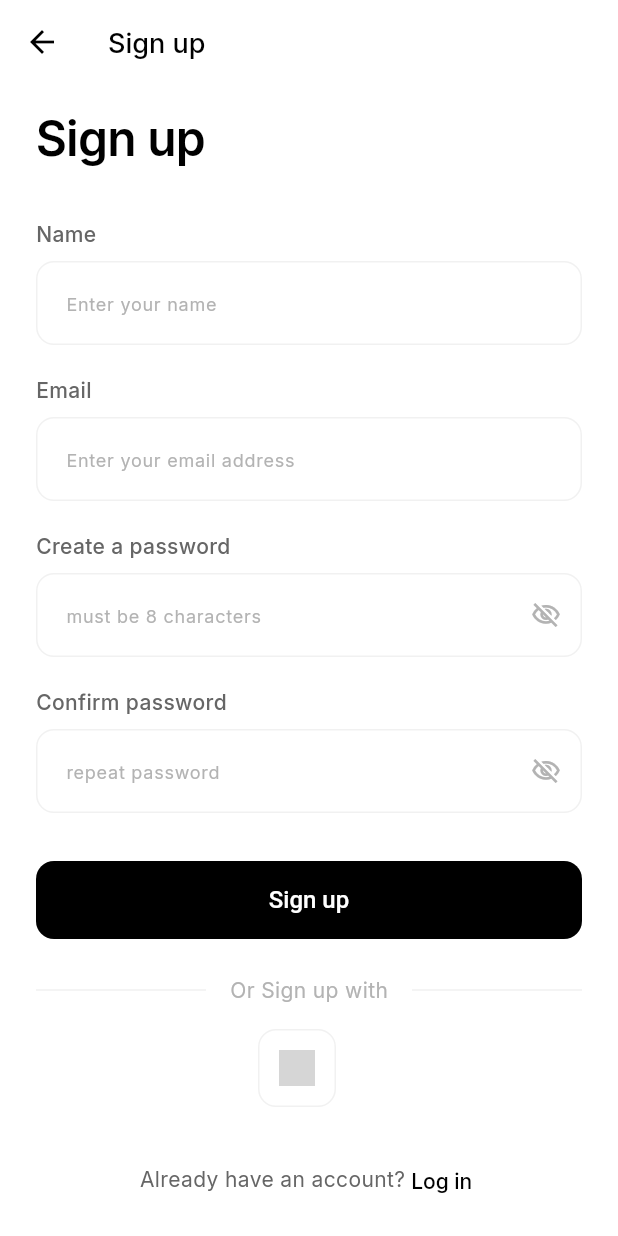
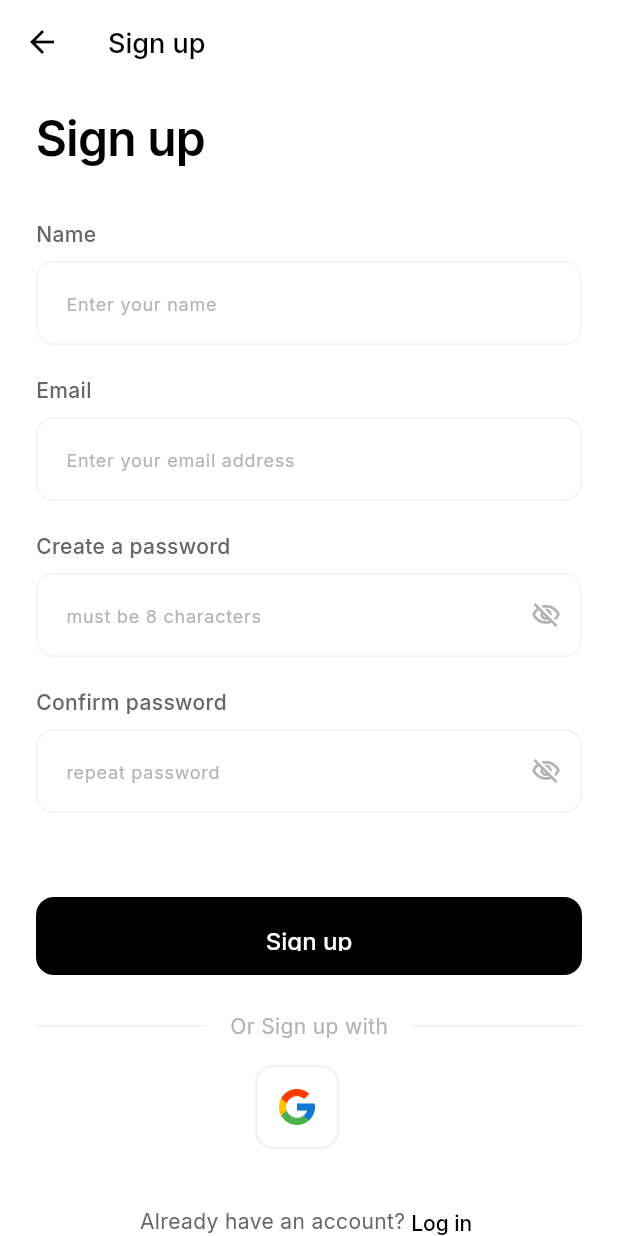
Before and after one commit to goodness273/spending-income-multi2, a Flutter app: the LoginScreen screen opened directly, after a tap on "Log in", after a tap on "Sign up", on a phone screen of 412 x 824 dp. Run offline on Flutter 3.47's test engine with Material 3 defaults, Android fonts, the phone set to English and light mode, and no system bars; our stand-ins replace cloud_firestore, firebase_auth, firebase_core, flutter_riverpod, google_fonts, google_sign_in and 2 more; accounts and stored records are empty; grey boxes are pictures that could not be loaded.

Commit message:
Implement Google sign-up button functionality

```diff
--- a/lib/screens/auth/login_screen.dart
+++ b/lib/screens/auth/login_screen.dart
@@ -21,6 +21,8 @@ class _LoginScreenState extends ConsumerState<LoginScreen> {
   bool _isLoading = false;
   String? _errorMessage;
   bool _obscurePassword = true;
+  bool _isGoogleLoading = false; // Loading state for Google
+  bool _isAppleLoading = false;  // Loading state for Apple
 
   @override
   void dispose() {
@@ -32,7 +34,7 @@ class _LoginScreenState extends ConsumerState<LoginScreen> {
   Future<void> _login() async {
     if (_formKey.currentState!.validate()) {
       setState(() {
-        _isLoading = true;
+        _isLoading = true; // Loading state for email/password
         _errorMessage = null;
       });
 
@@ -42,7 +44,7 @@ class _LoginScreenState extends ConsumerState<LoginScreen> {
           _emailController.text.trim(),
           _passwordController.text.trim(),
         );
-        // On success, AuthWrapper will handle navigation
+        // On success, AuthWrapper handles navigation
       } catch (e) {
         if (mounted) {
           setState(() {
@@ -55,6 +57,65 @@ class _LoginScreenState extends ConsumerState<LoginScreen> {
             _isLoading = false;
           });
         }
+      }
+    }
+  }
+
+  // --- Google Sign In Handler ---
+  Future<void> _signInWithGoogle() async {
+    setState(() {
+      _isGoogleLoading = true;
+      _errorMessage = null;
+    });
+    try {
+      final authNotifier = ref.read(authNotifierProvider.notifier);
+      await authNotifier.signInWithGoogle();
+      // On success, AuthWrapper handles navigation
+    } catch (e) {
+      if (mounted) {
+        setState(() {
+          _errorMessage = AuthErrorHandler.handleError(e);
+        });
+      }
+    } finally {
+      if (mounted) {
+        setState(() {
+          _isGoogleLoading = false;
+        });
+      }
+    }
+  }
+
+  // --- Apple Sign In Handler ---
+  Future<void> _signInWithApple() async {
+    // Important: Apple Sign In only works on iOS/macOS physical devices or simulators
+    // and requires additional setup in Xcode and Apple Developer Portal.
+    if (!Platform.isIOS && !Platform.isMacOS) {
+       ScaffoldMessenger.of(context).showSnackBar(
+        const SnackBar(content: Text('Apple Sign-In is only available on iOS and macOS.')),
+      );
+      return;
+    }
+
+    setState(() {
+      _isAppleLoading = true;
+      _errorMessage = null;
+    });
+    try {
+      final authNotifier = ref.read(authNotifierProvider.notifier);
+      await authNotifier.signInWithApple();
+      // On success, AuthWrapper handles navigation
+    } catch (e) {
+      if (mounted) {
+        setState(() {
+          _errorMessage = AuthErrorHandler.handleError(e);
+        });
+      }
+    } finally {
+      if (mounted) {
+        setState(() {
+          _isAppleLoading = false;
+        });
       }
     }
   }
@@ -248,13 +309,7 @@ class _LoginScreenState extends ConsumerState<LoginScreen> {
                       padding: const EdgeInsets.only(bottom: 16.0),
                       child: Text(
                         _errorMessage!,
-                        style: TextStyle(
-                          color:
-                              isDark
-                                  ? Colors.red.shade300
-                                  : Colors.red.shade700,
-                          fontSize: 14,
-                        ),
+                        style: TextStyle(color: Theme.of(context).colorScheme.error),
                         textAlign: TextAlign.center,
                       ),
                     ),
@@ -314,43 +369,46 @@ class _LoginScreenState extends ConsumerState<LoginScreen> {
                     children: [
                       // Google Sign In Button
                       OutlinedButton(
-                        onPressed: () {
-                          // TODO: Implement Google Sign In
-                          print('Google Sign In tapped');
-                          // ref.read(authNotifierProvider.notifier).signInWithGoogle();
-                        },
-                        style: AppTheme.getSecondaryButtonStyle(
-                          context,
-                        ), // Use secondary style
-                        child: Image.asset(
-                          'assets/images/google_logo.png', // TODO: Add google logo asset
-                          height: 24.0,
-                          width: 24.0,
-                        ),
+                        onPressed: _isGoogleLoading || _isAppleLoading ? null : _signInWithGoogle,
+                        style: AppTheme.getOutlinedSocialButtonStyle(context),
+                        child: _isGoogleLoading
+                            ? const SizedBox(
+                                height: 24.0,
+                                width: 24.0,
+                                child: CircularProgressIndicator(strokeWidth: 2.0),
+                              )
+                            : Image.asset('assets/images/google_logo.png', height: 24),
                       ),
                       const SizedBox(width: 16),
 
                       // Apple Sign In Button (Only show on iOS/macOS)
                       if (Platform.isIOS || Platform.isMacOS)
                         OutlinedButton(
-                          onPressed: () {
-                            // TODO: Implement Apple Sign In
-                            print('Apple Sign In tapped');
-                            // ref.read(authNotifierProvider.notifier).signInWithApple();
-                          },
-                          style: AppTheme.getSecondaryButtonStyle(
-                            context,
-                          ).copyWith(
-                            // Optional: Slightly different style for Apple?
-                            foregroundColor: MaterialStateProperty.all(
-                              AppTheme.getPrimaryTextColor(isDark),
-                            ),
+                          onPressed: _isGoogleLoading || _isAppleLoading ? null : _signInWithApple,
+                          style: AppTheme.getOutlinedSocialButtonStyle(context).copyWith(
+                             backgroundColor: MaterialStateProperty.resolveWith<Color?>((states) {
+                                return Theme.of(context).brightness == Brightness.dark ? Colors.white : Colors.black;
+                             }),
+                             foregroundColor: MaterialStateProperty.resolveWith<Color?>((states) {
+                                return Theme.of(context).brightness == Brightness.dark ? Colors.black : Colors.white;
+                             }),
                           ),
-                          child: Icon(
-                            Icons.apple, // Use Apple icon
-                            size: 28.0, // Slightly larger icon
-                            color: AppTheme.getPrimaryTextColor(isDark),
-                          ),
+                          child: _isAppleLoading
+                              ? SizedBox(
+                                  height: 24.0,
+                                  width: 24.0,
+                                  child: CircularProgressIndicator(
+                                    strokeWidth: 2.0,
+                                    valueColor: AlwaysStoppedAnimation<Color>(
+                                      Theme.of(context).brightness == Brightness.dark ? Colors.black : Colors.white,
+                                    ),
+                                  ),
+                                )
+                              : Icon(
+                                  Icons.apple, // Using a generic Apple icon
+                                  size: 28, // Slightly larger to match visual weight
+                                  color: Theme.of(context).brightness == Brightness.dark ? Colors.black : Colors.white,
+                                ),
                         ),
                     ],
                   ),
--- a/lib/screens/auth/register_screen.dart
+++ b/lib/screens/auth/register_screen.dart
@@ -21,6 +21,8 @@ class _RegisterScreenState extends ConsumerState<RegisterScreen> {
   final _passwordController = TextEditingController();
   final _confirmPasswordController = TextEditingController();
   bool _isLoading = false;
+  bool _isGoogleLoading = false;
+  bool _isAppleLoading = false;
   String? _errorMessage;
   bool _obscurePassword = true;
   bool _obscureConfirmPassword = true;
@@ -65,6 +67,63 @@ class _RegisterScreenState extends ConsumerState<RegisterScreen> {
             _isLoading = false;
           });
         }
+      }
+    }
+  }
+
+  Future<void> _signUpWithGoogle() async {
+    setState(() {
+      _isGoogleLoading = true;
+      _errorMessage = null;
+    });
+
+    try {
+      final authNotifier = ref.read(authNotifierProvider.notifier);
+      await authNotifier.signInWithGoogle();
+      // On success, AuthWrapper handles navigation
+    } catch (e) {
+      if (mounted) {
+        setState(() {
+          _errorMessage = AuthErrorHandler.handleError(e);
+        });
+      }
+    } finally {
+      if (mounted) {
+        setState(() {
+          _isGoogleLoading = false;
+        });
+      }
+    }
+  }
+
+  Future<void> _signUpWithApple() async {
+    if (!Platform.isIOS && !Platform.isMacOS) {
+      ScaffoldMessenger.of(context).showSnackBar(
+        const SnackBar(content: Text('Apple Sign-In is only available on iOS and macOS.')),
+      );
+      return;
+    }
+
+    setState(() {
+      _isAppleLoading = true;
+      _errorMessage = null;
+    });
+
+    try {
+      final authNotifier = ref.read(authNotifierProvider.notifier);
+      await authNotifier.signInWithApple();
+      // On success, AuthWrapper handles navigation
+    } catch (e) {
+      if (mounted) {
+        setState(() {
+          _errorMessage = AuthErrorHandler.handleError(e);
+        });
+      }
+    } finally {
+      if (mounted) {
+        setState(() {
+          _isAppleLoading = false;
+        });
       }
     }
   }
@@ -291,47 +350,41 @@ class _RegisterScreenState extends ConsumerState<RegisterScreen> {
                   // Error message
                   if (_errorMessage != null)
                     Padding(
-                      padding: const EdgeInsets.only(bottom: 16.0),
+                      padding: const EdgeInsets.symmetric(vertical: 16.0),
                       child: Text(
                         _errorMessage!,
-                        style: TextStyle(
-                          color:
-                              isDark
-                                  ? Colors.red.shade300
-                                  : Colors.red.shade700,
-                          fontSize: 14,
-                        ),
+                        style: TextStyle(color: Theme.of(context).colorScheme.error),
                         textAlign: TextAlign.center,
                       ),
                     ),
+                  const SizedBox(height: 24),
 
-                  // Sign up Button
+                  // Sign Up Button
                   SizedBox(
                     height: 52,
                     child: ElevatedButton(
                       onPressed: _isLoading ? null : _register,
-                      style: AppTheme.getPrimaryButtonStyle(
-                        context,
-                      ), // Use theme style
-                      child:
-                          _isLoading
+                      style: AppTheme.getPrimaryButtonStyle(context), // Use theme primary style
+                      child: _isLoading
                           ? const SizedBox(
-                                width: 24,
+                              width: 24, // Consistent size
                               height: 24,
                               child: CircularProgressIndicator(
-                                  color: Colors.white,
+                                color: Colors.white, // Ensure contrast on primary button
                                 strokeWidth: 2,
                               ),
                             )
-                              : const Text(
-                                'Sign up',
-                                style: TextStyle(fontWeight: FontWeight.w500),
+                          : Text(
+                              'Sign up', // Match button text to inspiration
+                              style: AppTheme.getBodyStyle(isDark).copyWith(
+                                fontWeight: FontWeight.w500,
+                                color: isDark ? AppTheme.primaryBlack : AppTheme.white,
                               ),
                             ),
                     ),
-                  const SizedBox(
-                    height: 24,
-                  ), // Spacing before social/login link
+                  ),
+                  const SizedBox(height: 24),
+
                   // --- Social Register Divider and Buttons ---
                   Row(
                     children: [
@@ -356,15 +409,17 @@ class _RegisterScreenState extends ConsumerState<RegisterScreen> {
                     children: [
                       // Google Sign In Button
                       OutlinedButton(
-                        onPressed: () {
-                          // TODO: Implement Google Sign Up/Link
-                          print('Google Sign Up tapped');
-                          // ref.read(authNotifierProvider.notifier).signInWithGoogle(); // Might need different logic for register
-                        },
+                        onPressed: _isGoogleLoading || _isAppleLoading ? null : _signUpWithGoogle,
                         style: AppTheme.getSecondaryButtonStyle(
                           context,
                         ), // Use secondary style
-                        child: Image.asset(
+                        child: _isGoogleLoading
+                            ? const SizedBox(
+                                height: 24.0,
+                                width: 24.0,
+                                child: CircularProgressIndicator(strokeWidth: 2.0),
+                              )
+                            : Image.asset(
                                 'assets/images/google_logo.png', // Reuse logo asset
                                 height: 24.0,
                                 width: 24.0,
@@ -375,11 +430,7 @@ class _RegisterScreenState extends ConsumerState<RegisterScreen> {
                       // Apple Sign In Button (Only show on iOS/macOS)
                       if (Platform.isIOS || Platform.isMacOS)
                         OutlinedButton(
-                          onPressed: () {
-                            // TODO: Implement Apple Sign Up/Link
-                            print('Apple Sign Up tapped');
-                            // ref.read(authNotifierProvider.notifier).signInWithApple(); // Might need different logic
-                          },
+                          onPressed: _isGoogleLoading || _isAppleLoading ? null : _signUpWithApple,
                           style: AppTheme.getSecondaryButtonStyle(
                             context,
                           ).copyWith(
@@ -387,7 +438,18 @@ class _RegisterScreenState extends ConsumerState<RegisterScreen> {
                               AppTheme.getPrimaryTextColor(isDark),
                             ),
                           ),
-                          child: Icon(
+                          child: _isAppleLoading
+                              ? SizedBox(
+                                  height: 24.0,
+                                  width: 24.0,
+                                  child: CircularProgressIndicator(
+                                    strokeWidth: 2.0,
+                                    valueColor: AlwaysStoppedAnimation<Color>(
+                                      AppTheme.getPrimaryTextColor(isDark),
+                                    ),
+                                  ),
+                                )
+                              : Icon(
                                   Icons.apple,
                                   size: 28.0,
                                   color: AppTheme.getPrimaryTextColor(isDark),
--- a/lib/utils/app_theme.dart
+++ b/lib/utils/app_theme.dart
@@ -248,17 +248,39 @@ class AppTheme {
       backgroundColor: Colors.transparent, // No background
       foregroundColor: getPrimaryTextColor(
         isDark,
-      ), // Black (light), White (dark) text/icon
-      minimumSize: const Size(52, 52), // Square-ish size for icons
+      ), // Text/icon color matches primary text
+      minimumSize: const Size(56, 56), // Make it squarish
+      maximumSize: const Size(64, 64),
       side: BorderSide(
-        color: getDividerColor(isDark),
-        width: 1,
-      ), // Border color
+        color: getDividerColor(isDark), // Border color matches divider
+        width: 1.5, // Slightly thicker border maybe?
+      ),
       shape: RoundedRectangleBorder(
         borderRadius: BorderRadius.circular(12),
-      ), // Keep radius
+      ), // Match other radius
+      padding: const EdgeInsets.all(12),
       elevation: 0,
-      padding: const EdgeInsets.all(12), // Padding for icon
+    );
+  }
+
+  // --- New Style for Social Buttons ---
+  static ButtonStyle getOutlinedSocialButtonStyle(BuildContext context) {
+    final isDark = Theme.of(context).brightness == Brightness.dark;
+    return OutlinedButton.styleFrom(
+      backgroundColor: Colors.transparent, // No background fill
+      foregroundColor: getPrimaryTextColor(isDark), // Icon color
+      minimumSize: const Size(60, 60), // Fixed square size
+      maximumSize: const Size(60, 60),
+      padding: EdgeInsets.zero, // Let the icon/image determine padding implicitly
+      side: BorderSide(
+        color: getDividerColor(isDark), // Use divider color for border
+        width: 1,
+      ),
+      shape: RoundedRectangleBorder(
+        borderRadius: BorderRadius.circular(16), // Slightly more rounded corners for social icons
+      ),
+      elevation: 0,
+      tapTargetSize: MaterialTapTargetSize.shrinkWrap, // Minimize tap area outside button
     );
   }
 
--- a/pubspec.yaml
+++ b/pubspec.yaml
@@ -70,9 +70,8 @@ flutter:
   uses-material-design: true
 
   # To add assets to your application, add an assets section, like this:
-  # assets:
-  #   - images/a_dot_burr.jpeg
-  #   - images/a_dot_ham.jpeg
+  assets:
+    - assets/images/
 
   # An image asset can refer to one or more resolution-specific "variants", see
   # https://flutter.dev/to/resolution-aware-images
```
Also changed, not shown: lib/providers/auth_provider.dart (+9 -30 lines), lib/screens/auth/forgot_password_screen.dart (+11 -11 lines), lib/services/auth_service.dart (+137 -0 lines), assets/images/google_logo.png (added). Lines whose indentation alone changed are shown as unchanged.
